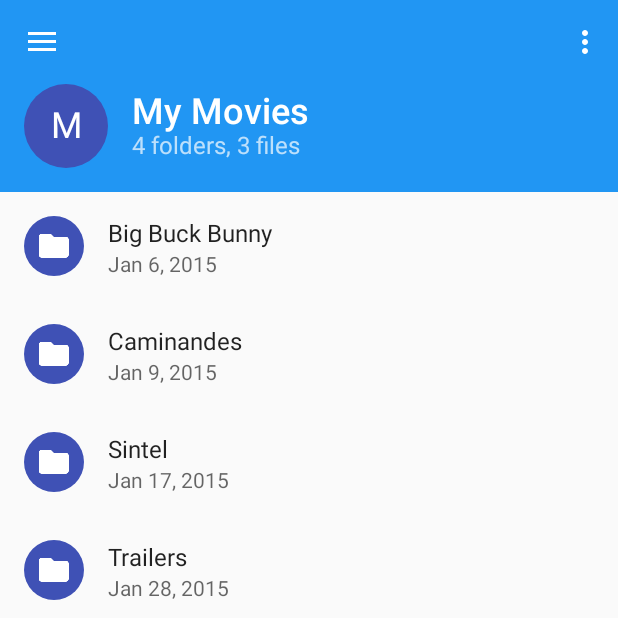
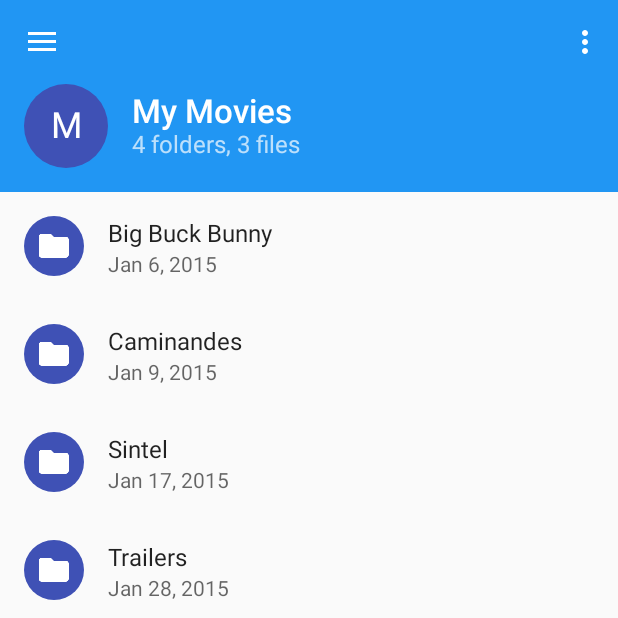
Before and after one commit to taltstidl/AppCompat-Extension-Library, an Android app: the screen it shows after launch (SampleActivity), on a phone screen of 412 x 824 dp, the top half of it. Run offline under Robolectric (Android 15) with nearby library versions, the phone set to English and light mode, and no system bars; our stand-ins replace CircleImageView; pictures from the network do not load; 4 statements that could not run were skipped.

Commit message:
Improve text size and layout height
Issue #9
Portrait: expandedTextSize = 22sp, layout_height = 128dp
Landscape: expandedTextSize = 16sp, layout_height = 120dp

```diff
--- a/app/src/main/res/layout/activity_sample.xml
+++ b/app/src/main/res/layout/activity_sample.xml
@@ -20,13 +20,13 @@
 
         <android.support.design.widget.AppBarLayout
             android:layout_width="match_parent"
-            android:layout_height="128dp"
+            android:layout_height="wrap_content"
             android:theme="@style/ThemeOverlay.AppCompat.Dark.ActionBar">
 
             <com.tr4android.support.extension.widget.FlexibleToolbarLayout
                 android:id="@+id/toolbar_layout"
                 android:layout_width="match_parent"
-                android:layout_height="match_parent"
+                android:layout_height="@dimen/toolbar_layout_height"
                 app:icon="@drawable/toolbar_circle_placeholder"
                 app:layout_scrollFlags="scroll|exitUntilCollapsed"
                 app:subtitle="4 folders, 3 files"
--- /dev/null
+++ b/appcompat-extension/src/main/res/values-land/dimens.xml
@@ -0,0 +1,5 @@
+<?xml version="1.0" encoding="utf-8"?>
+<resources>
+    <!-- FlexibleToolbarLayout -->
+    <dimen name="toolbar_layout_height">120dp</dimen>
+</resources>
--- /dev/null
+++ b/appcompat-extension/src/main/res/values-land/styles.xml
@@ -0,0 +1,8 @@
+<?xml version="1.0" encoding="utf-8"?>
+<resources>
+
+    <style name="TextAppearance.Design.FlexibleToolbarLayout.ExpandedTitle" parent="TextAppearance.AppCompat.Widget.ActionBar.Title">
+        <item name="android:textColor">?android:attr/textColorPrimary</item>
+        <item name="android:textSize">16sp</item>
+    </style>
+</resources>
--- a/appcompat-extension/src/main/res/values/dimens.xml
+++ b/appcompat-extension/src/main/res/values/dimens.xml
@@ -42,6 +42,9 @@
     <dimen name="fam_label_spacing">16dp</dimen>
     <dimen name="dim_elevation">5dp</dimen>
 
+    <!-- FlexibleToolbarLayout -->
+    <dimen name="toolbar_layout_height">128dp</dimen>
+
     <!-- TypefaceCompat (line spacing extra & workaround for appcompat bug) -->
     <dimen name="line_spacing_extra_display_2_material">3sp</dimen>
     <dimen name="line_spacing_extra_display_1_material">6sp</dimen>
--- a/appcompat-extension/src/main/res/values/styles.xml
+++ b/appcompat-extension/src/main/res/values/styles.xml
@@ -17,7 +17,7 @@
 
     <style name="TextAppearance.Design.FlexibleToolbarLayout.ExpandedTitle" parent="TextAppearance.AppCompat.Widget.ActionBar.Title">
         <item name="android:textColor">?android:attr/textColorPrimary</item>
-        <item name="android:textSize">24sp</item>
+        <item name="android:textSize">22sp</item>
     </style>
     <style name="TextAppearance.Design.FlexibleToolbarLayout.CollapsedTitle" parent="TextAppearance.AppCompat.Widget.ActionBar.Title">
         <item name="android:textColor">?android:attr/textColorPrimary</item>
```
